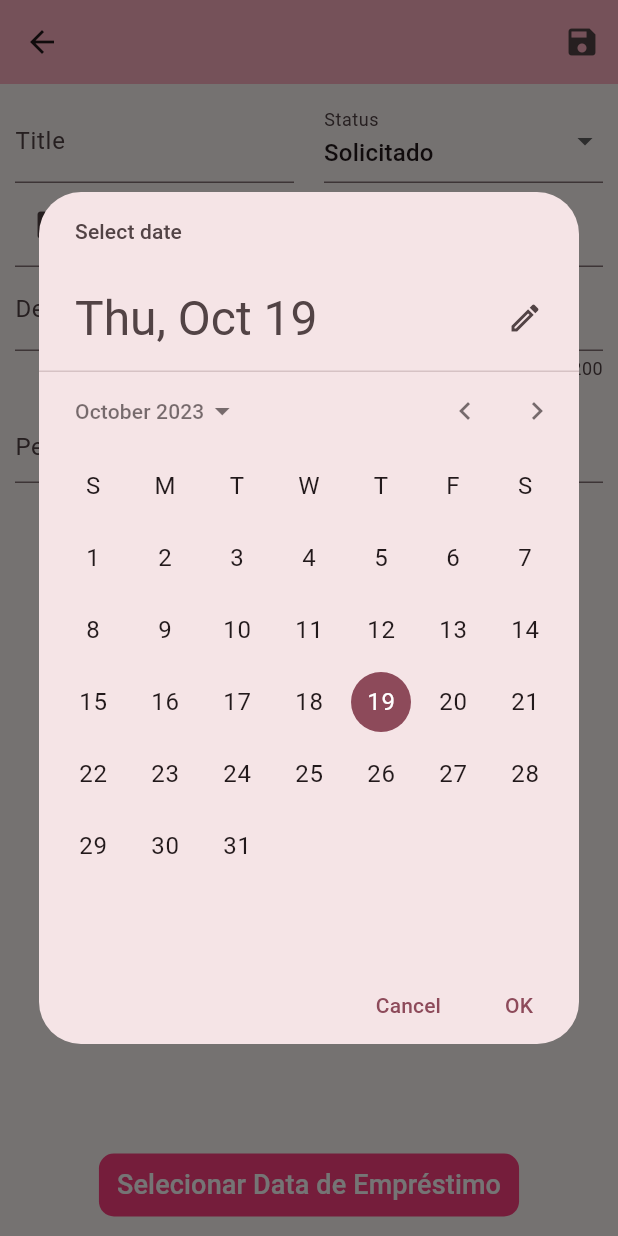
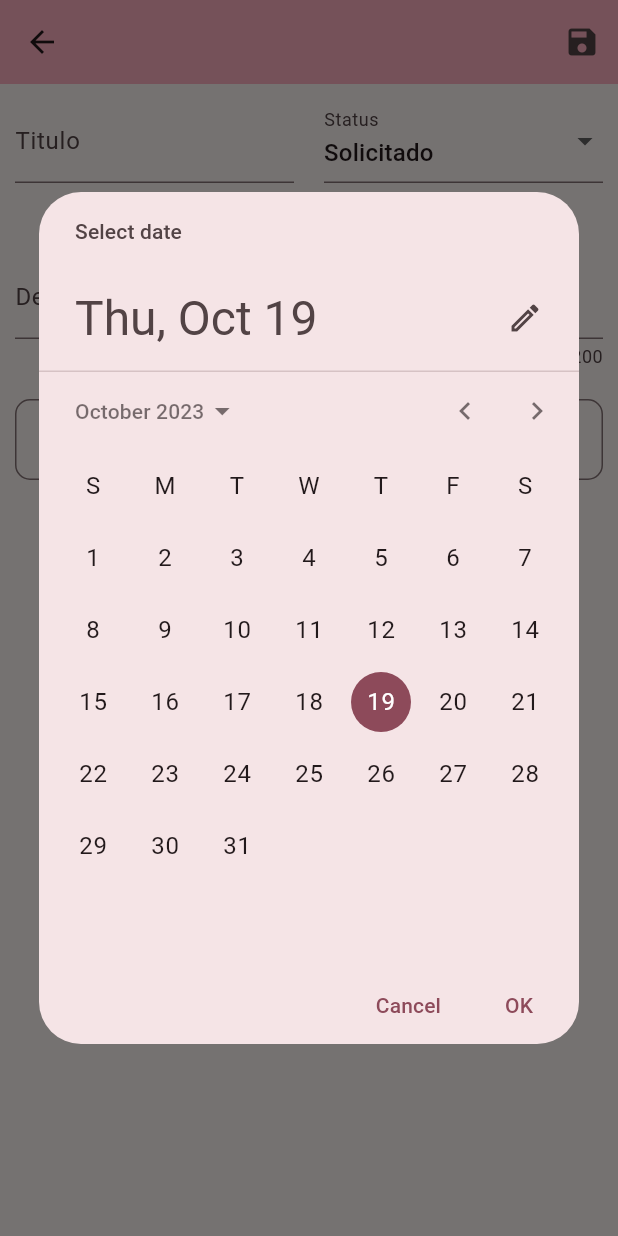
Before and after one commit to Luana-RB/Emprestai, a Flutter app: the PostsForm screen opened by its route, after a tap on "Selecionar Data de Empréstimo", on a phone screen of 412 x 824 dp. Run offline on Flutter 3.47's test engine with Material 2 defaults, Android fonts, the phone set to English and light mode, and no system bars; drawn by our look-alikes of flutter_typeahead; our stand-ins replace fluro, image_cropper, image_picker, localstorage, shared_preferences, table_calendar; accounts and stored records are empty.

Commit message:
changes post form| r date, owner, image incomplete

```diff
--- a/lib/components/post_calendar.dart
+++ b/lib/components/post_calendar.dart
@@ -9,9 +9,10 @@ class LoanData {
 }
 
 class PostCalendar extends StatefulWidget {
-  const PostCalendar({super.key, required this.loanDate});
+  const PostCalendar({super.key, required this.loanDate, this.returnDate});
   //List<LoanData> loanDataList;
   final DateTime loanDate;
+  final DateTime? returnDate;
 
   @override
   State<PostCalendar> createState() => _PostCalendarState();
--- /dev/null
+++ b/lib/components/post_picture.dart
@@ -0,0 +1,82 @@
+import 'dart:io';
+import 'package:appteste/image_helper.dart';
+import 'package:flutter/material.dart';
+import 'package:image_cropper/image_cropper.dart';
+import 'package:image_picker/image_picker.dart';
+import 'package:shared_preferences/shared_preferences.dart';
+
+class PostPicture extends StatefulWidget {
+  const PostPicture({Key? key, required this.postId}) : super(key: key);
+
+  final String postId;
+
+  @override
+  State<PostPicture> createState() => _PostPictureState();
+}
+
+class _PostPictureState extends State<PostPicture> {
+  late File? _image;
+  late ImageHelper imageHelper;
+  late SharedPreferences prefs;
+
+  @override
+  void initState() {
+    super.initState();
+    imageHelper = ImageHelper(context);
+    _image = null;
+    initPrefs();
+  }
+
+  Future<void> initPrefs() async {
+    prefs = await SharedPreferences.getInstance();
+    getImageFromSharedPreferences();
+  }
+
+  String getPrefsKey() {
+    return 'imagePath_${widget.postId}';
+  }
+
+  Future<void> getImageFromSharedPreferences() async {
+    final imagePath = prefs.getString(getPrefsKey());
+    if (imagePath != null) {
+      setState(() {
+        _image = File(imagePath);
+      });
+    }
+  }
+
+  Future<void> saveImagePathToPrefs(String path) async {
+    await prefs.setString(getPrefsKey(), path);
+  }
+
+  FileImage? getImageFromPath() {
+    final prefsKey = 'imagePath_${widget.postId}';
+    final imagePath = prefs.getString(prefsKey);
+    if (imagePath != null) {
+      return FileImage(File(imagePath));
+    }
+    return null;
+  }
+
+  @override
+  Widget build(BuildContext context) {
+    return TextButton(
+      onPressed: () async {
+        final XFile? files = await imageHelper.pickImage();
+        if (files != null) {
+          final croppedFile = await imageHelper.crop(
+            file: files,
+            cropStyle: CropStyle.circle,
+          );
+          if (croppedFile != null) {
+            await saveImagePathToPrefs(croppedFile.path);
+            setState(() {
+              _image = File(croppedFile.path);
+            });
+          }
+        }
+      },
+      child: const Text('Selecione Imagem Demonstrativa'),
+    );
+  }
+}
--- a/lib/components/profile_picture.dart
+++ b/lib/components/profile_picture.dart
@@ -1,6 +1,5 @@
 //Profile picture getter
 import 'dart:io';
-
 import 'package:appteste/image_helper.dart';
 import 'package:flutter/material.dart';
 import 'package:image_cropper/image_cropper.dart';
--- a/lib/data/dummy_posts.dart
+++ b/lib/data/dummy_posts.dart
@@ -1,52 +1,52 @@
 import 'package:appteste/models/posts/post_generico.dart';
 
 Map<String, Post> dummyPosts = {
-  '1': Post(
-    id: '1',
-    status: 'Solicitado',
-    title: 'Anel de plástico',
-    imageUrl:
-        'https://photo-cdn2.icons8.com/Hgw_bromz7wCKDs0oanDx4jUp0V5qwAmJgUkCUsgpvs/rs:fit:1613:1072/czM6Ly9pY29uczgu/bW9vc2UtcHJvZC5l/eHRlcm5hbC9hMmE0/Mi84ODA5MDg0MDBk/MzE0MDU5OWQwM2Ji/YzBhYWYwYzQwMi5q/cGc.jpg',
-    description: 'Descrição de um anel de plástico com rede',
-    creatorId: '3',
-    //creatorProfileLink: 'exemplo',
-    //creatorImageUrl: 'https://cdn-icons-png.flaticon.com/512/1468/1468166.png',
-    ownerId: '2',
-    //ownerProfileLink: 'exemplo',
-    //ownerImageUrl: 'https://cdn-icons-png.flaticon.com/512/1468/1468166.png',
-    dateOfLending: DateTime(2023, 10, 31),
-    //dateOfReturning: 'exemplo',
-  ),
-  '2': Post(
-    id: '2',
-    status: 'Devolvido',
-    title: 'Guirlanda de Natal',
-    imageUrl:
-        'https://photo-cdn2.icons8.com/PLxdvW6trezV5vS8UZ-UxhL0JDB2GMVXnxNdL19RymE/rs:fit:1608:1072/czM6Ly9pY29uczgu/bW9vc2UtcHJvZC5l/eHRlcm5hbC9hMmE0/Mi8xMjQwYzdjOThi/ZjI0YWQyYjc4YTU2/NGNmMjMyMmQxOC5q/cGc.jpg',
-    description: 'Para decoração de uma porta de uma casa',
-    creatorId: '3',
-    // creatorProfileLink: 'exemplo',
-    //creatorImageUrl: '',
-    //ownerName: '',
-    //ownerProfileLink: '',
-    //ownerImageUrl: '',
-    dateOfLending: DateTime.now(),
-    //dateOfReturning: '',
-  ),
-  '3': Post(
-    id: '3',
-    status: 'Solicitado',
-    title: 'Lâmpada de sorvete',
-    imageUrl:
-        'https://photo-cdn2.icons8.com/lh0BX_8i5H_XJ1dZO4PtsHIrbcI_SnSaKz9RnQ8P-js/rs:fit:288:431/czM6Ly9pY29uczgu/bW9vc2UtcHJvZC5h/c3NldHMvYXNzZXRz/L3NhdGEvb3JpZ2lu/YWwvODQzL2Q5ZjVj/NTA5LTEyYjgtNDlm/OS05YWIzLWI2NzAz/OWY0ZDRmMy5qcGc.webp',
-    description: 'Para decoração de uma porta de uma casa',
-    creatorId: '4',
-    // creatorProfileLink: 'exemplo',
-    //creatorImageUrl: '',
-    //ownerName: '',
-    //ownerProfileLink: '',
-    //ownerImageUrl: '',
-    dateOfLending: DateTime.now(),
-    //dateOfReturning: '',
-  ),
+  // '1': Post(
+  //   id: '1',
+  //   status: 'Solicitado',
+  //   title: 'Anel de plástico',
+  //   imageUrl:
+  //       'https://photo-cdn2.icons8.com/Hgw_bromz7wCKDs0oanDx4jUp0V5qwAmJgUkCUsgpvs/rs:fit:1613:1072/czM6Ly9pY29uczgu/bW9vc2UtcHJvZC5l/eHRlcm5hbC9hMmE0/Mi84ODA5MDg0MDBk/MzE0MDU5OWQwM2Ji/YzBhYWYwYzQwMi5q/cGc.jpg',
+  //   description: 'Descrição de um anel de plástico com rede',
+  //   creatorId: '3',
+  //   //creatorProfileLink: 'exemplo',
+  //   //creatorImageUrl: 'https://cdn-icons-png.flaticon.com/512/1468/1468166.png',
+  //   ownerId: '2',
+  //   //ownerProfileLink: 'exemplo',
+  //   //ownerImageUrl: 'https://cdn-icons-png.flaticon.com/512/1468/1468166.png',
+  //   dateOfLending: DateTime(2023, 10, 31),
+  //   //dateOfReturning: 'exemplo',
+  // ),
+  // '2': Post(
+  //   id: '2',
+  //   status: 'Devolvido',
+  //   title: 'Guirlanda de Natal',
+  //   imageUrl:
+  //       'https://photo-cdn2.icons8.com/PLxdvW6trezV5vS8UZ-UxhL0JDB2GMVXnxNdL19RymE/rs:fit:1608:1072/czM6Ly9pY29uczgu/bW9vc2UtcHJvZC5l/eHRlcm5hbC9hMmE0/Mi8xMjQwYzdjOThi/ZjI0YWQyYjc4YTU2/NGNmMjMyMmQxOC5q/cGc.jpg',
+  //   description: 'Para decoração de uma porta de uma casa',
+  //   creatorId: '3',
+  //   // creatorProfileLink: 'exemplo',
+  //   //creatorImageUrl: '',
+  //   //ownerName: '',
+  //   //ownerProfileLink: '',
+  //   //ownerImageUrl: '',
+  //   dateOfLending: DateTime.now(),
+  //   //dateOfReturning: '',
+  // ),
+  // '3': Post(
+  //   id: '3',
+  //   status: 'Solicitado',
+  //   title: 'Lâmpada de sorvete',
+  //   imageUrl:
+  //       'https://photo-cdn2.icons8.com/lh0BX_8i5H_XJ1dZO4PtsHIrbcI_SnSaKz9RnQ8P-js/rs:fit:288:431/czM6Ly9pY29uczgu/bW9vc2UtcHJvZC5h/c3NldHMvYXNzZXRz/L3NhdGEvb3JpZ2lu/YWwvODQzL2Q5ZjVj/NTA5LTEyYjgtNDlm/OS05YWIzLWI2NzAz/OWY0ZDRmMy5qcGc.webp',
+  //   description: 'Para decoração de uma porta de uma casa',
+  //   creatorId: '4',
+  //   // creatorProfileLink: 'exemplo',
+  //   //creatorImageUrl: '',
+  //   //ownerName: '',
+  //   //ownerProfileLink: '',
+  //   //ownerImageUrl: '',
+  //   dateOfLending: DateTime.now(),
+  //   //dateOfReturning: '',
+  // ),
 };
--- a/lib/models/posts/post_generico.dart
+++ b/lib/models/posts/post_generico.dart
@@ -13,7 +13,7 @@ class Post {
   //String? ownerProfileLink;
   //String? ownerImageUrl;
   DateTime dateOfLending;
-  //String? dateOfReturning;
+  DateTime? dateOfReturning;
 
   Post({
     this.id,
@@ -28,7 +28,7 @@ class Post {
     //this.ownerProfileLink,
     //this.ownerImageUrl,
     required this.dateOfLending,
-    //this.dateOfReturning,
+    this.dateOfReturning,
   });
 
   set setId(String newId) {
@@ -68,7 +68,7 @@ class Post {
     dateOfLending = newDateOfLending;
   }
 
-  set setDateOfReturning(String newDateOfReturning) {
-    //dateOfReturning = newDateOfReturning;
+  set setDateOfReturning(DateTime newDateOfReturning) {
+    dateOfReturning = newDateOfReturning;
   }
 }
--- a/lib/views/posts_form.dart
+++ b/lib/views/posts_form.dart
@@ -1,10 +1,12 @@
 // ignore_for_file: invalid_use_of_protected_member, invalid_use_of_visible_for_testing_member
+import 'package:appteste/components/post_picture.dart';
 import 'package:appteste/models/posts/post_generico.dart';
 import 'package:appteste/models/user/user.dart';
 import 'package:appteste/provider/posts_provider.dart';
 import 'package:appteste/provider/users_provider.dart';
 import 'package:appteste/views/post_page.dart';
 import 'package:flutter/material.dart';
+import 'package:flutter_typeahead/flutter_typeahead.dart';
 import 'package:provider/provider.dart';
 
 class PostsForm extends StatefulWidget {
@@ -34,7 +36,8 @@ class _PostsFormState extends State<PostsForm> {
     _formData['creatorName'] = post.creatorId!;
     _formData['ownerId'] = post.ownerId != null ? post.ownerId! : 'null';
     _formData['dateOfLending'] = post.dateOfLending;
-    //_formData['dateOfReturning'] = post.dateOfReturning!;
+    _formData['dateOfReturning'] =
+        post.dateOfReturning != null ? post.dateOfReturning! : 'null';
   }
 
   @override
@@ -47,7 +50,8 @@ class _PostsFormState extends State<PostsForm> {
   final StatusButtonController _statusButtonController =
       StatusButtonController();
   String selectedStatus = 'Solicitado';
-  late DateTime selectedDate;
+  late DateTime selectedLendingDate;
+  late DateTime? selectedReturningDate;
 
   @override
   void didChangeDependencies() {
@@ -55,30 +59,57 @@ class _PostsFormState extends State<PostsForm> {
     if (post != null) {
       _loadFormaData(post);
       selectedStatus = _formData['status'].toString();
-      selectedDate = post.dateOfLending;
+      selectedLendingDate = post.dateOfLending;
+      selectedReturningDate = post.dateOfReturning;
     } else {
-      selectedDate = DateTime.now();
+      selectedLendingDate = DateTime.now();
+      selectedReturningDate = null;
     }
     super.didChangeDependencies();
   }
 
 //Calendário
-  Future<DateTime?> _selectDate(BuildContext context) async {
-    showDatePicker(
+  Future<DateTime?> _selectLendingDate(BuildContext context) async {
+    DateTime? selectedDate = await showDatePicker(
       context: context,
-      initialDate: selectedDate,
+      initialDate: selectedLendingDate,
       firstDate: DateTime(2022),
       lastDate: DateTime(2101),
-    ).then((value) {
+    );
+    if (selectedDate != null) {
       setState(() {
-        selectedDate = value!;
+        selectedLendingDate = selectedDate;
       });
-    });
-    return null;
+    }
+    return selectedDate;
+  }
+
+  Future<DateTime?> _selectReturningDate(BuildContext context) async {
+    DateTime? selectedDate = await showDatePicker(
+      context: context,
+      initialDate: selectedReturningDate ?? DateTime.now(),
+      firstDate: DateTime(2022),
+      lastDate: DateTime(2101),
+    );
+    if (selectedDate != null) {
+      if (selectedDate.isBefore(selectedLendingDate)) {
+        // ignore: use_build_context_synchronously
+        ScaffoldMessenger.of(context).showSnackBar(
+          const SnackBar(
+            content: Text(
+                'O dia da devolução não pode ser anterior ao dia de empréstimo.'),
+          ),
+        );
+      } else {
+        setState(() {
+          selectedReturningDate = selectedDate;
+        });
+      }
+    }
+    return selectedDate;
   }
 
 //Owner search
-
   final TextEditingController _searchController = TextEditingController();
   User? selectedOwner;
 
@@ -129,8 +160,10 @@ class _PostsFormState extends State<PostsForm> {
                   existingPost.setImageUrl = _formData['imageUrl']!.toString();
                   existingPost.setDescription =
                       _formData['description']!.toString();
-                  existingPost.setDateOfLending = selectedDate;
-                  //existingPost.setDateOfReturning = _formData['dateOfReturning']!.toString();
+                  existingPost.setDateOfLending = selectedLendingDate;
+                  if (selectedReturningDate != null) {
+                    existingPost.setDateOfReturning = selectedReturningDate!;
+                  }
                   if (selectedOwner != null) {
                     existingPost.setOwnerId = selectedOwner!.id.toString();
                   }
@@ -148,8 +181,8 @@ class _PostsFormState extends State<PostsForm> {
                     description: _formData['description'].toString(),
                     creatorId: userId,
                     ownerId: selectedOwner?.id,
-                    dateOfLending: selectedDate,
-                    //dateOfReturning: _formData['dateOfReturning'].toString(),
+                    dateOfLending: selectedLendingDate,
+                    dateOfReturning: selectedReturningDate,
                   );
                   postProvider.put(newPost);
                   postProvider.notifyListeners();
@@ -188,18 +221,18 @@ class _PostsFormState extends State<PostsForm> {
                       initialValue: _formData['title'] != null
                           ? _formData['title'].toString()
                           : '',
-                      decoration: const InputDecoration(labelText: 'Title'),
+                      decoration: const InputDecoration(labelText: 'Titulo'),
                       validator: (value) {
                         if (value == null || value.trim().isEmpty) {
-                          return ('Insert a valid title');
+                          return ('Insira um título');
                         }
                         return null;
                       },
                       onSaved: (value) => _formData['title'] = value!,
                     ),
                   ),
-                  const SizedBox(
-                      width: 20), // Adiciona um espaçamento entre os campos
+                  const SizedBox(width: 20),
+// Status
                   Expanded(
                     child: DropdownButtonFormField<String>(
                       value: selectedStatus,
@@ -225,66 +258,61 @@ class _PostsFormState extends State<PostsForm> {
                 ],
               ),
 //Image field
-              TextFormField(
-                initialValue: _formData['imageUrl'] != null
-                    ? _formData['imageUrl'].toString()
-                    : '',
-                decoration: const InputDecoration(
-                    prefixIcon: Icon(Icons.photo), labelText: 'image'),
-                onSaved: (value) => _formData['imageUrl'] = value!,
-              ),
+              PostPicture(postId: _formData['id'].toString()),
 //Description field
               TextFormField(
                 initialValue: _formData['description'] != null
                     ? _formData['description'].toString()
                     : '',
-                decoration: const InputDecoration(labelText: 'Description'),
+                decoration: const InputDecoration(labelText: 'Descrição'),
                 maxLines: null,
                 maxLength: 200,
                 onSaved: (value) => _formData['description'] = value!,
               ),
               const SizedBox(height: 20),
 //Owner field
-              TextField(
-                controller: _searchController,
-                decoration: const InputDecoration(
-                  hintText: 'Pesquisar usuário',
+              TypeAheadField<User>(
+                textFieldConfiguration: TextFieldConfiguration(
+                  controller: _searchController,
+                  decoration: InputDecoration(
+                    hintText: 'Pesquisar nome do dono (se houver)',
+                    contentPadding: const EdgeInsets.symmetric(
+                        horizontal: 20.0, vertical: 15.0),
+                    border: OutlineInputBorder(
+                      borderRadius: BorderRadius.circular(10.0),
+                    ),
+                  ),
                 ),
-                onChanged: (value) {
+                suggestionsCallback: (pattern) {
+                  return users.all
+                      .where((user) => user.name!
+                          .toLowerCase()
+                          .contains(pattern.toLowerCase()))
+                      .toList()
+                    ..sort((a, b) =>
+                        a.name!.toLowerCase().compareTo(b.name!.toLowerCase()));
+                },
+                itemBuilder: (context, User suggestion) {
+                  return ListTile(
+                    title: Text(suggestion.name.toString()),
+                  );
+                },
+                onSuggestionSelected: (User suggestion) {
                   setState(() {
-                    displayedUsers = users.all
-                        .where((user) => user.name!
-                            .toLowerCase()
-                            .contains(value.toLowerCase()))
-                        .toList();
+                    selectedOwner = suggestion;
+                    _searchController.text = suggestion.name.toString();
                   });
                 },
               ),
-              const SizedBox(height: 20),
-              Expanded(
-                child: ListView.builder(
-                  itemCount: displayedUsers.length,
-                  itemBuilder: (ctx, i) => ListTile(
-                      title: Text(displayedUsers[i].name.toString()),
-                      onTap: () {
-                        selectedOwner = displayedUsers[i];
-                        _searchController.text =
-                            displayedUsers[i].name.toString();
-                        setState(() {
-                          displayedUsers = [];
-                        });
-                      }),
-                ),
-              ),
-
-//Date field
+              const SizedBox(height: 15),
+//Lending date field
               TextButton(
                 onPressed: () async {
-                  _selectDate(context);
+                  _selectLendingDate(context);
                 },
                 style: ButtonStyle(
-                  backgroundColor: MaterialStateProperty.all<Color>(
-                      Colors.pinkAccent), // Definindo a cor de fundo rosa
+                  backgroundColor:
+                      MaterialStateProperty.all<Color>(Colors.pinkAccent),
                   shape: MaterialStateProperty.all<RoundedRectangleBorder>(
                     RoundedRectangleBorder(
                         borderRadius: BorderRadius.circular(10.0)),
@@ -292,10 +320,26 @@ class _PostsFormState extends State<PostsForm> {
                 ),
                 child: const Text(
                   'Selecionar Data de Empréstimo',
-                  style: TextStyle(
-                      fontSize: 18,
-                      color: Colors
-                          .white), // Defina a cor do texto como branco para melhor contraste
+                  style: TextStyle(fontSize: 18, color: Colors.white),
+                ),
+              ),
+              const SizedBox(height: 6),
+//Returning date field
+              TextButton(
+                onPressed: () async {
+                  _selectReturningDate(context);
+                },
+                style: ButtonStyle(
+                  backgroundColor:
+                      MaterialStateProperty.all<Color>(Colors.pinkAccent),
+                  shape: MaterialStateProperty.all<RoundedRectangleBorder>(
+                    RoundedRectangleBorder(
+                        borderRadius: BorderRadius.circular(10.0)),
+                  ),
+                ),
+                child: const Text(
+                  'Selecionar Data de Devolução',
+                  style: TextStyle(fontSize: 18, color: Colors.white),
                 ),
               )
             ],
--- a/pubspec.yaml
+++ b/pubspec.yaml
@@ -44,6 +44,7 @@ dependencies:
   localstorage: ^4.0.1+4
   table_calendar: ^3.0.9
   intl: ^0.18.1
+  flutter_typeahead: ^4.8.0
 
 
 dev_dependencies:
```
Also changed, not shown: lib/components/post_tile.dart (+30 -6 lines), pubspec.lock.
